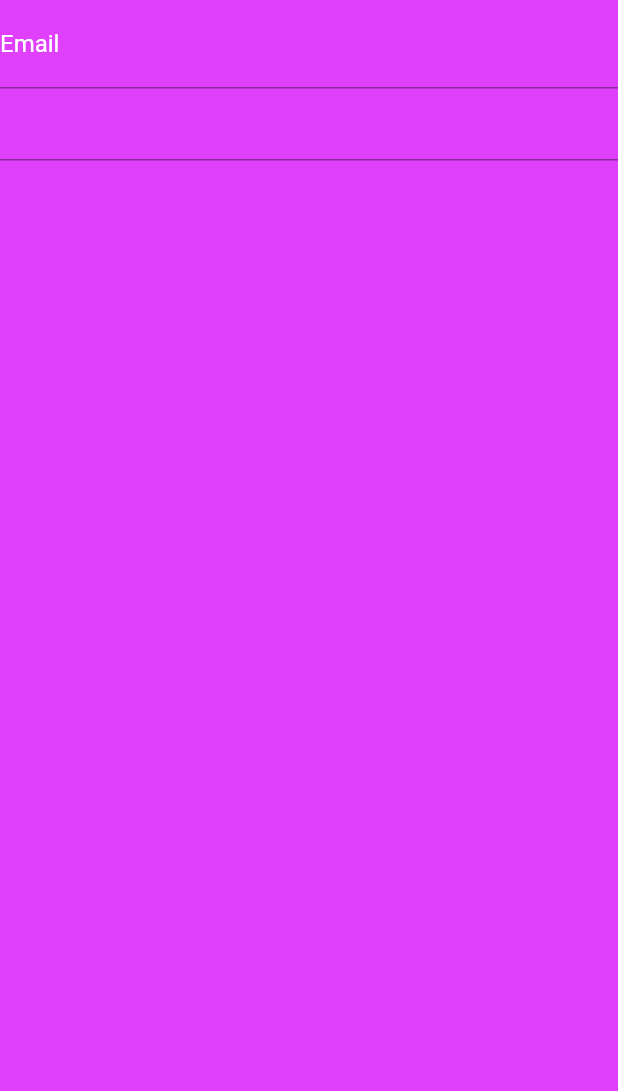
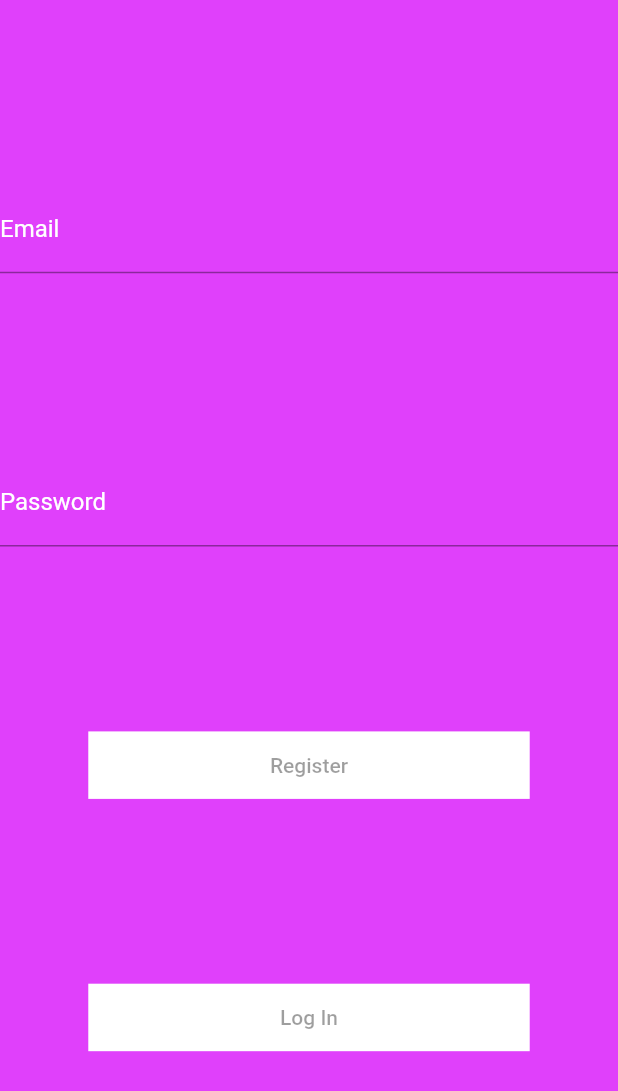
Before and after one commit to codeandcoffeegh/CryptoWallet, a Flutter app: the screen it shows after launch, on a phone screen of 412 x 824 dp. Shown: the top 1091 px of the screen. Run offline on Flutter 3.47's test engine with Material 2 defaults, Android fonts, the phone set to English and light mode, and no system bars; our stand-ins replace firebase_auth, firebase_core; accounts and stored records are empty.

Commit message:
register and login functions update

```diff
--- a/cryptowallet/lib/net/flutterfire.dart
+++ b/cryptowallet/lib/net/flutterfire.dart
@@ -0,0 +1,18 @@
+import 'package:firebase_auth/firebase_auth.dart';
+
+Future<void> signIn(String email, String password) async {}
+Future<void> register(String email, String password) async {
+  //firebase authexception function for dealing with error handling
+  try {
+    await FirebaseAuth.instance
+        .createUserWithEmailAndPassword(email: email, password: password);
+  } on FirebaseAuthException catch (e) {
+    if (e.code == 'weak-password') {
+      print('The password is too weak. ');
+    } else if (e.code == 'email-already-in-use') {
+      print('The account already exists for that email');
+    }
+  } catch (e) {
+    print(e.toString());
+  }
+}
--- a/cryptowallet/lib/ui/authentication.dart
+++ b/cryptowallet/lib/ui/authentication.dart
@@ -18,22 +18,49 @@ class _AuthenticationState extends State<Authentication> {
         height: MediaQuery.of(context).size.height,
         decoration: BoxDecoration(color: Colors.purpleAccent),
         child: Column(
+          mainAxisAlignment: MainAxisAlignment.spaceEvenly,
           children: [
             TextFormField(
               controller: _emailField,
               decoration: InputDecoration(
                 hintText: "hello@email.com",
+                hintStyle: TextStyle(color: Colors.white),
                 labelText: "Email",
-                labelStyle: TextStyle(color: Colors.white
-                ),
+                labelStyle: TextStyle(color: Colors.white),
               ),
             ),
             TextFormField(
               controller: _passwordField,
               obscureText: true,
+              decoration: InputDecoration(
+                hintText: "password",
+                hintStyle: TextStyle(color: Colors.white),
+                labelText: "Password",
+                labelStyle: TextStyle(color: Colors.white),
+              ),
             ),
-            Container(),
-            Container(),
+            Container(
+              width: MediaQuery.of(context).size.width / 1.4,
+              height: 45,
+              decoration:
+                  BoxDecoration(borderRadius: BorderRadius.circular(15.0)),
+              color: Colors.white,
+              child: MaterialButton(
+                onPressed: null,
+                child: Text("Register"),
+              ),
+            ),
+            Container(
+              width: MediaQuery.of(context).size.width / 1.4,
+              height: 45,
+              decoration:
+                  BoxDecoration(borderRadius: BorderRadius.circular(15.0)),
+              color: Colors.white,
+              child: MaterialButton(
+                onPressed: null,
+                child: Text("Log In"),
+              ),
+            ),
           ],
         ),
       ),
```
Also changed, not shown: cryptowallet/lib/main.dart (renamed from cryptowallet/lib/ui/main.dart).
